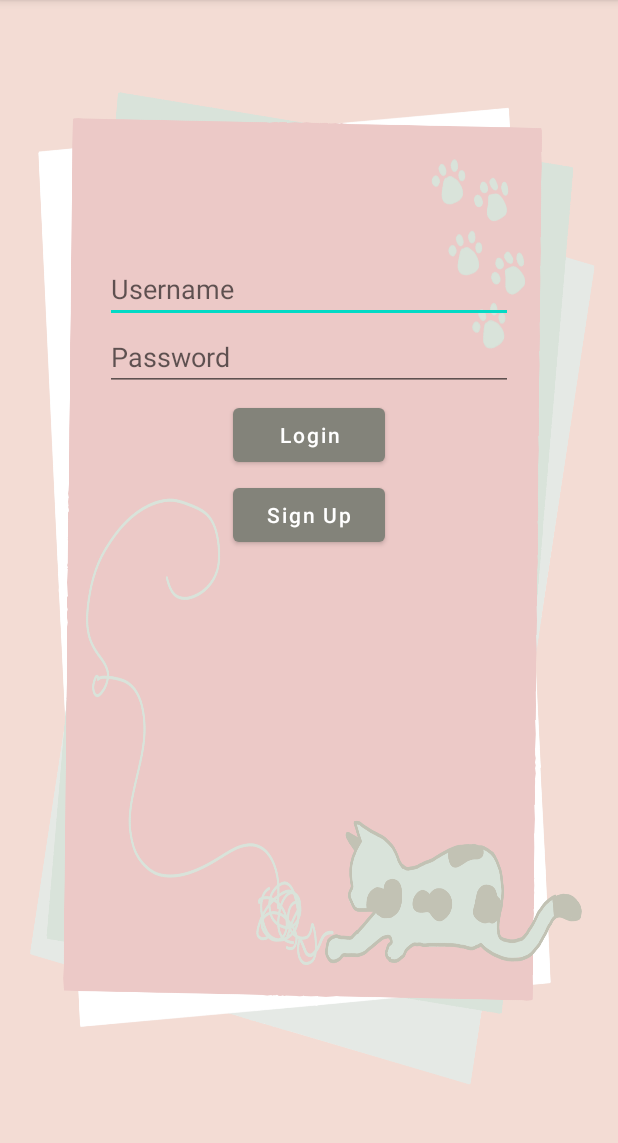
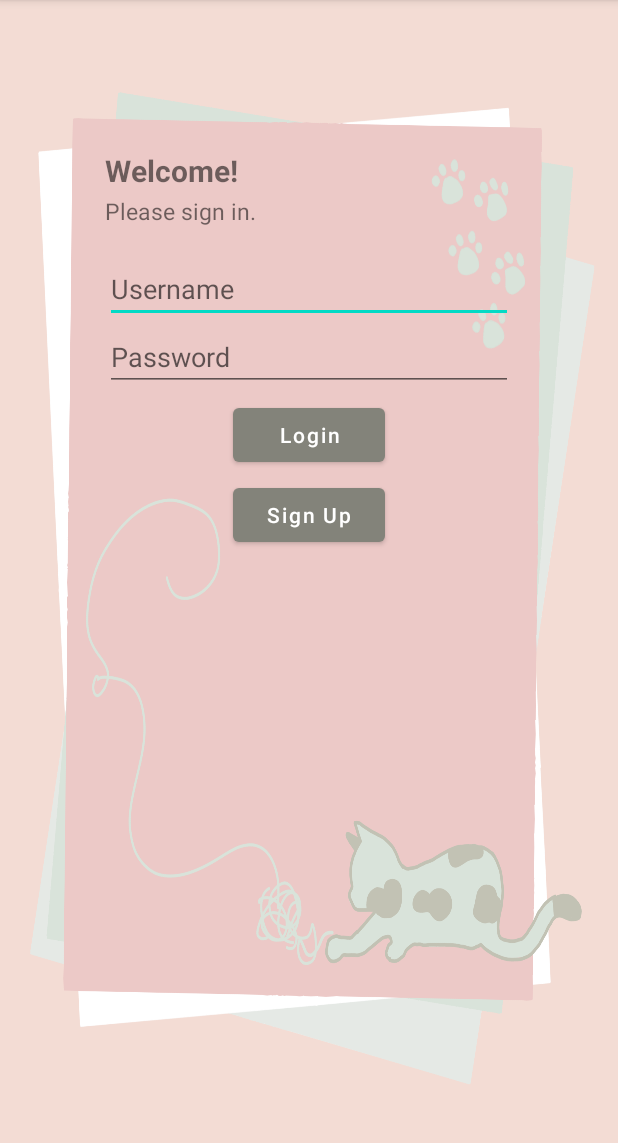
Before and after one commit to fmasood23/HabiApp, an Android app: the screen it shows after launch (MainActivity), on a phone screen of 412 x 824 dp, the part 84-1227 px from its top. Run offline under Robolectric (Android 15) with nearby library versions, the phone set to English and light mode, and no system bars.

Commit message:
small ui edits

```diff
--- a/app/src/main/res/layout/activity_main.xml
+++ b/app/src/main/res/layout/activity_main.xml
@@ -6,6 +6,27 @@
     android:layout_height="match_parent"
     android:background="@drawable/loginpage"
     tools:context=".MainActivity">
+
+    <TextView
+        android:id="@+id/textView"
+        android:layout_width="match_parent"
+        android:layout_height="wrap_content"
+        android:text="Welcome!"
+        android:textStyle="bold"
+        android:textSize="20dp"
+        android:layout_marginTop="100dp"
+        android:layout_marginStart="70dp"
+        android:layout_marginEnd="100dp"/>
+
+    <TextView
+        android:id="@+id/textView1"
+        android:layout_width="match_parent"
+        android:layout_height="wrap_content"
+        android:text="Please sign in."
+        android:textSize="15dp"
+        android:layout_marginTop="130dp"
+        android:layout_marginStart="70dp"
+        android:layout_marginEnd="100dp"/>
 
     <EditText
         android:id="@+id/user"
@@ -48,4 +69,5 @@
         android:text="@string/sign_up"
         android:textAllCaps="false" />
 
+
 </RelativeLayout>
--- a/app/src/main/res/layout/signup.xml
+++ b/app/src/main/res/layout/signup.xml
@@ -4,7 +4,7 @@
     xmlns:tools="http://schemas.android.com/tools"
     android:layout_width="match_parent"
     android:layout_height="match_parent"
-    android:background="@color/teal"
+    android:background="@color/peach"
     tools:context=".SignUp">
 
     <TextView
--- a/app/src/main/res/values/strings.xml
+++ b/app/src/main/res/values/strings.xml
@@ -12,7 +12,8 @@
         2. Water tracker: Drink a glass of water and click the button to add a glass of water. This can allow
         you to stay on track of your water intake. \n \n
         3. To-do list: A to do list is essential in planning tasks to complete. This can help manage your day to day life. \n \n
-        4. Calendar app: Add events and view the events added! \n \n
+        4. Grocery list: This can keep track of all the groceries to collect at your next grocery run! \n\n
+        5. Calendar app: Add events and view the events added! \n \n
     </string>
     <string name="hello_blank_fragment">Hello blank fragment</string>
     <string name="regex">^(?=.{1,64}@)[A-Za-z0-9_-]+(\\.[A-Za-z0-9_-]+)*@[^-][A-Za-z0-9-]+(\\.[A-Za-z0-9-]+)*(\\.[A-Za-z]{2,})$</string>
```
Also changed, not shown: app/src/main/res/layout/fragment_notification.xml (+18 -3 lines).
